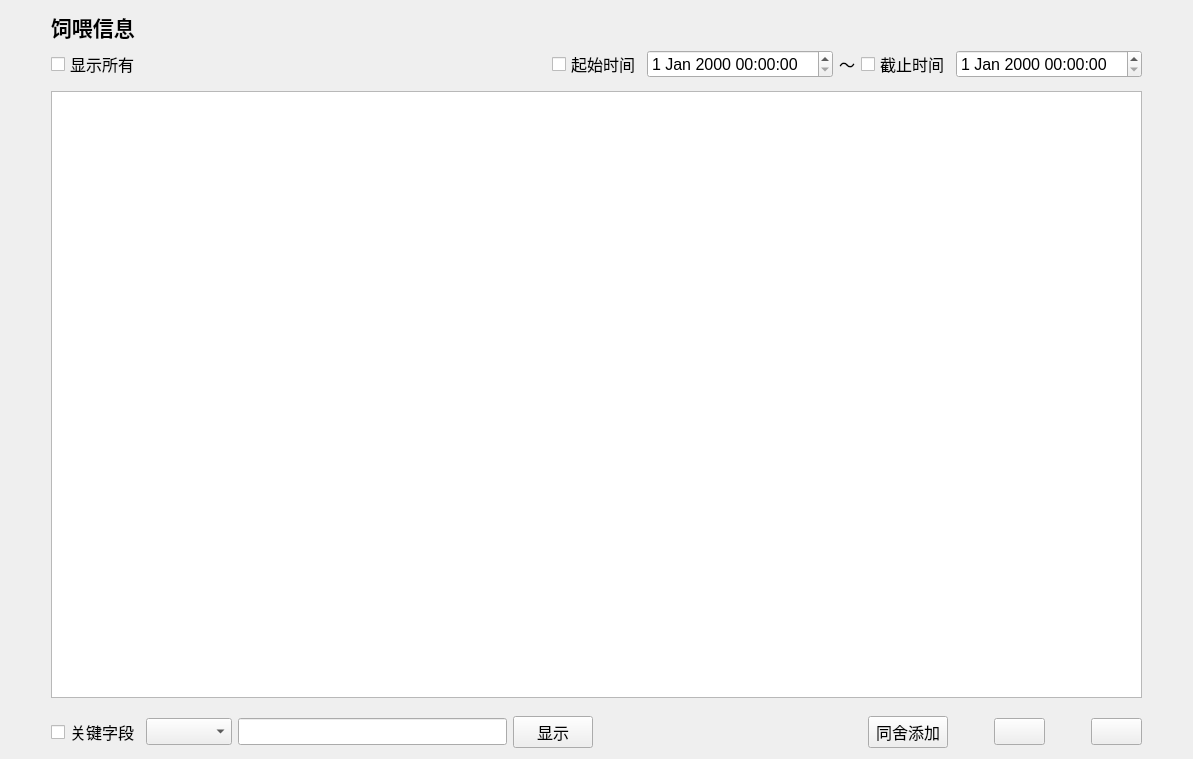
po-ppy/NewGoat, file Goat/otherdataform.ui: the form before one commit.
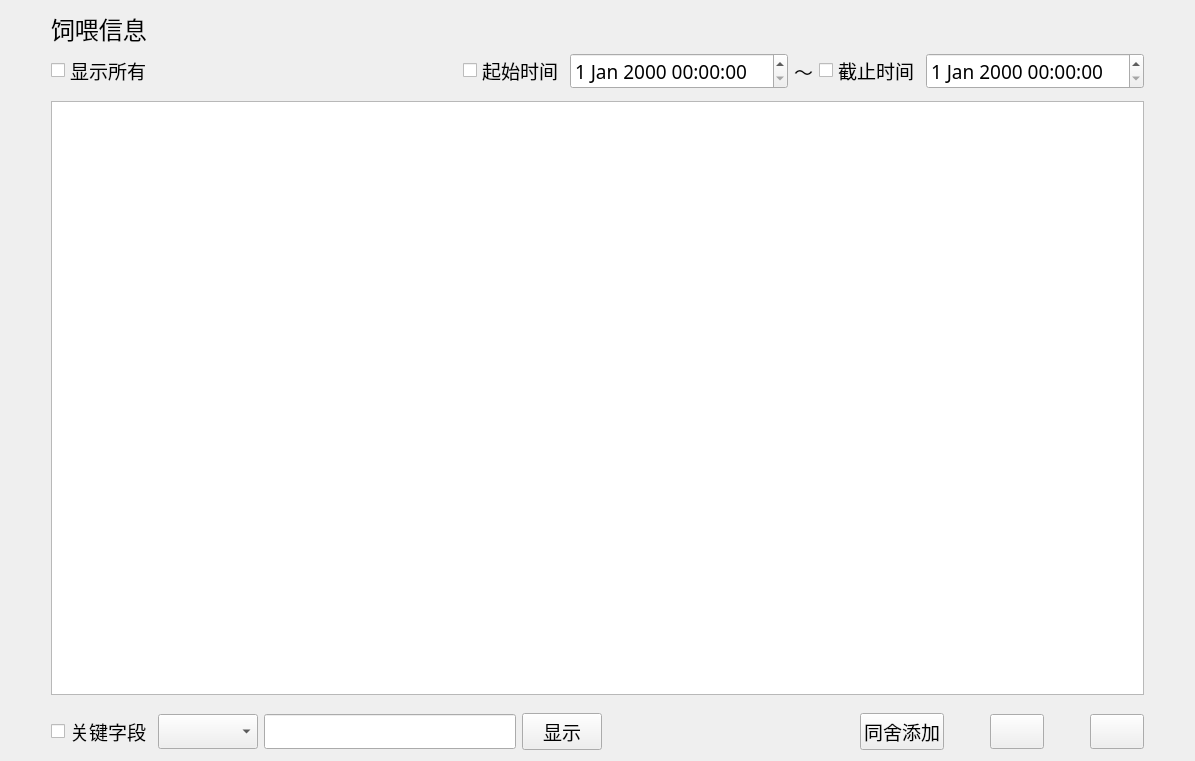
The form after the commit. Icons and pictures are not drawn.

Patch:
```diff
--- a/Goat/otherdataform.ui
+++ b/Goat/otherdataform.ui
@@ -6,8 +6,8 @@
    <rect>
     <x>0</x>
     <y>0</y>
-    <width>1193</width>
-    <height>759</height>
+    <width>1195</width>
+    <height>761</height>
    </rect>
   </property>
   <property name="font">
@@ -25,19 +25,45 @@
       <layout class="QHBoxLayout" name="horizontalLayout_3">
        <item>
         <widget class="QCheckBox" name="keyWordCheckBox">
+         <property name="font">
+          <font>
+           <family>微软雅黑</family>
+           <pointsize>14</pointsize>
+          </font>
+         </property>
          <property name="text">
           <string>关键字段</string>
          </property>
         </widget>
        </item>
        <item>
-        <widget class="QComboBox" name="keyWordComboBox"/>
+        <widget class="QComboBox" name="keyWordComboBox">
+         <property name="font">
+          <font>
+           <family>微软雅黑</family>
+           <pointsize>14</pointsize>
+          </font>
+         </property>
+        </widget>
        </item>
        <item>
-        <widget class="QLineEdit" name="keyWordLineEdit"/>
+        <widget class="QLineEdit" name="keyWordLineEdit">
+         <property name="font">
+          <font>
+           <family>微软雅黑</family>
+           <pointsize>14</pointsize>
+          </font>
+         </property>
+        </widget>
        </item>
        <item>
         <widget class="QPushButton" name="showPushButton">
+         <property name="font">
+          <font>
+           <family>微软雅黑</family>
+           <pointsize>14</pointsize>
+          </font>
+         </property>
          <property name="text">
           <string>显示</string>
          </property>
@@ -58,6 +84,12 @@
        </item>
        <item>
         <widget class="QPushButton" name="addByHouseButton">
+         <property name="font">
+          <font>
+           <family>微软雅黑</family>
+           <pointsize>14</pointsize>
+          </font>
+         </property>
          <property name="text">
           <string>同舍添加</string>
          </property>
@@ -81,6 +113,12 @@
        </item>
        <item>
         <widget class="QPushButton" name="removeButton">
+         <property name="font">
+          <font>
+           <family>微软雅黑</family>
+           <pointsize>14</pointsize>
+          </font>
+         </property>
          <property name="text">
           <string/>
          </property>
@@ -108,6 +146,12 @@
        </item>
        <item>
         <widget class="QPushButton" name="addButton">
+         <property name="font">
+          <font>
+           <family>微软雅黑</family>
+           <pointsize>14</pointsize>
+          </font>
+         </property>
          <property name="text">
           <string/>
          </property>
@@ -139,9 +183,10 @@
       <widget class="QLabel" name="titleLabel">
        <property name="font">
         <font>
-         <pointsize>16</pointsize>
-         <weight>75</weight>
-         <bold>true</bold>
+         <family>黑体</family>
+         <pointsize>18</pointsize>
+         <weight>50</weight>
+         <bold>false</bold>
         </font>
        </property>
        <property name="text">
@@ -153,6 +198,12 @@
       <layout class="QHBoxLayout" name="horizontalLayout">
        <item>
         <widget class="QCheckBox" name="showAllCheckBox">
+         <property name="font">
+          <font>
+           <family>微软雅黑</family>
+           <pointsize>14</pointsize>
+          </font>
+         </property>
          <property name="text">
           <string>显示所有</string>
          </property>
@@ -175,16 +226,35 @@
         <layout class="QHBoxLayout" name="horizontalLayout_2">
          <item>
           <widget class="QCheckBox" name="startTimeCheckBox">
+           <property name="font">
+            <font>
+             <family>微软雅黑</family>
+             <pointsize>14</pointsize>
+            </font>
+           </property>
            <property name="text">
             <string>起始时间</string>
            </property>
           </widget>
          </item>
          <item>
-          <widget class="QDateTimeEdit" name="startTimeDateTimeEdit"/>
+          <widget class="QDateTimeEdit" name="startTimeDateTimeEdit">
+           <property name="font">
+            <font>
+             <family>微软雅黑</family>
+             <pointsize>14</pointsize>
+            </font>
+           </property>
+          </widget>
          </item>
          <item>
           <widget class="QLabel" name="label_3">
+           <property name="font">
+            <font>
+             <family>微软雅黑</family>
+             <pointsize>14</pointsize>
+            </font>
+           </property>
            <property name="text">
             <string>～</string>
            </property>
@@ -192,13 +262,26 @@
          </item>
          <item>
           <widget class="QCheckBox" name="endTimeCheckBox">
+           <property name="font">
+            <font>
+             <family>微软雅黑</family>
+             <pointsize>14</pointsize>
+            </font>
+           </property>
            <property name="text">
             <string>截止时间</string>
            </property>
           </widget>
          </item>
          <item>
-          <widget class="QDateTimeEdit" name="endTimeDateTimeEdit"/>
+          <widget class="QDateTimeEdit" name="endTimeDateTimeEdit">
+           <property name="font">
+            <font>
+             <family>微软雅黑</family>
+             <pointsize>14</pointsize>
+            </font>
+           </property>
+          </widget>
          </item>
         </layout>
        </item>
@@ -222,6 +305,12 @@
      </item>
      <item row="3" column="2">
       <widget class="QTableView" name="tableView">
+       <property name="font">
+        <font>
+         <family>微软雅黑</family>
+         <pointsize>14</pointsize>
+        </font>
+       </property>
        <property name="contextMenuPolicy">
         <enum>Qt::CustomContextMenu</enum>
        </property>
```
